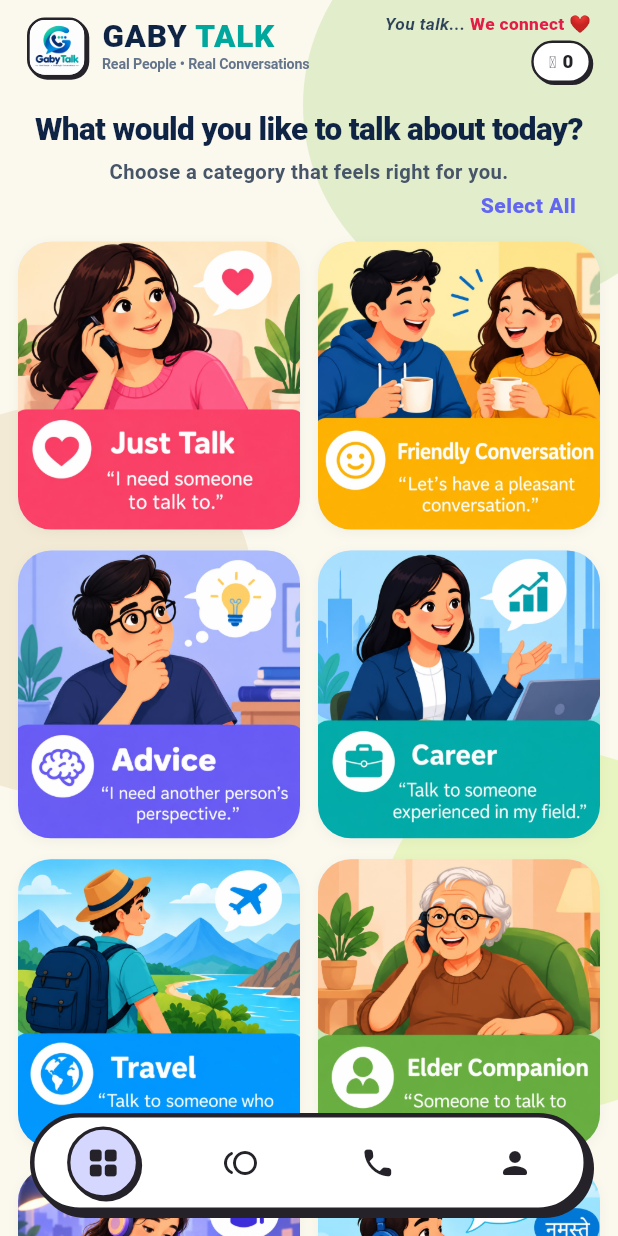
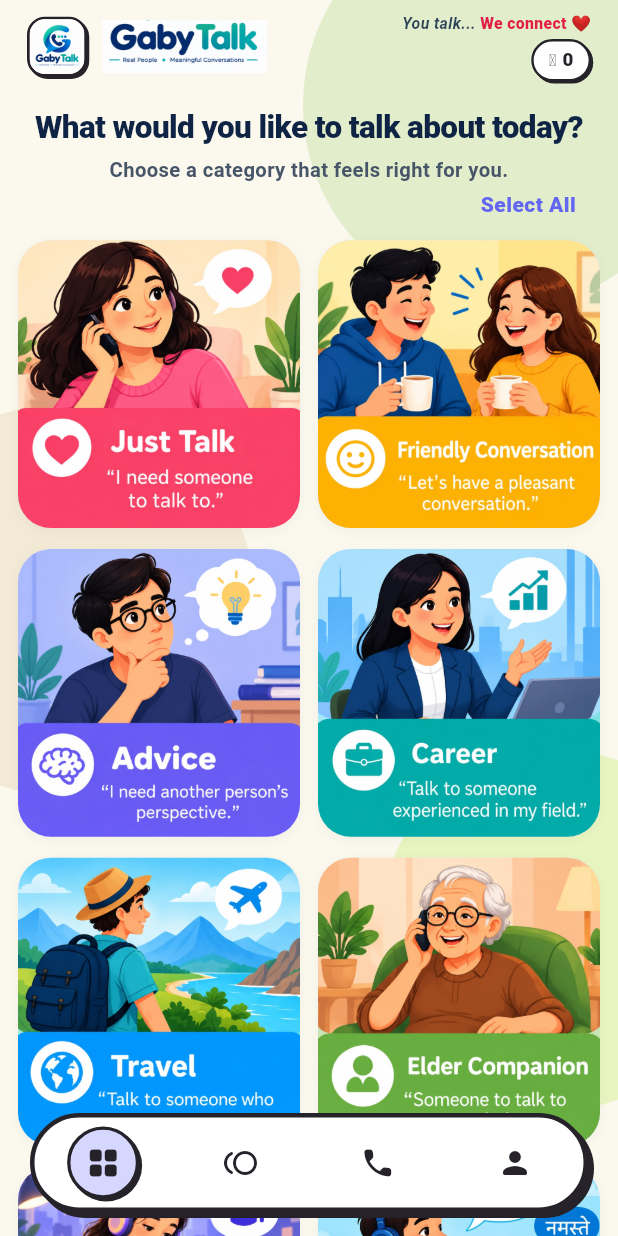
Before and after one commit to empireaeitservices8-lgtm/buddy_app, a Flutter app: the HomeDashboardScreen screen opened directly, on a phone screen of 412 x 824 dp. Run offline on Flutter 3.47's test engine with Material 3 defaults, Android fonts, the phone set to English and light mode, and no system bars; our stand-ins replace dio, firebase_core, firebase_messaging, flutter_local_notifications, image_picker, permission_handler and 1 more; missing offline and left inert: agora_rtc_engine, agora_token_generator; accounts and stored records are empty; network calls fail; statements that could not run were skipped.

Commit message:
fixed gridview overflow issue

```diff
--- a/lib/views/home/home_dashboard_screen.dart
+++ b/lib/views/home/home_dashboard_screen.dart
@@ -291,39 +291,11 @@ class _HomeDashboardScreenState extends State<HomeDashboardScreen> {
                 ),
               ),
               const SizedBox(width: 10),
-              Column(
-                crossAxisAlignment: CrossAxisAlignment.start,
-                mainAxisSize: MainAxisSize.min,
-                children: [
-                  RichText(
-                    text: TextSpan(
-                      style: AppTypography.brandLogo.copyWith(
-                        fontSize: 21,
-                        fontWeight: FontWeight.w900,
-                        letterSpacing: 0.5,
-                      ),
-                      children: const [
-                        TextSpan(
-                          text: 'GABY ',
-                          style: TextStyle(color: Color(0xFF0F2444)),
-                        ),
-                        TextSpan(
-                          text: 'TALK',
-                          style: TextStyle(color: Color(0xFF00A79D)),
-                        ),
-                      ],
-                    ),
-                  ),
-                  const Text(
-                    'Real People • Real Conversations',
-                    style: TextStyle(
-                      fontSize: 9.5,
-                      fontWeight: FontWeight.w700,
-                      color: Color(0xFF64748B),
-                      letterSpacing: -0.1,
-                    ),
-                  ),
-                ],
+              Image.asset(
+                'assets/images/gaby_new.jpeg',
+                fit: BoxFit.cover,
+                width: 110,
+                height: 35,
               ),
             ],
           ),
@@ -339,7 +311,7 @@ class _HomeDashboardScreenState extends State<HomeDashboardScreen> {
                   Text(
                     'You talk... ',
                     style: TextStyle(
-                      fontSize: 11.5,
+                      fontSize: 10.5,
                       fontStyle: FontStyle.italic,
                       fontWeight: FontWeight.w700,
                       color: const Color(0xFF0F2444).withOpacity(0.85),
@@ -348,7 +320,7 @@ class _HomeDashboardScreenState extends State<HomeDashboardScreen> {
                   const Text(
                     'We connect ❤️',
                     style: TextStyle(
-                      fontSize: 11.5,
+                      fontSize: 10.5,
                       fontWeight: FontWeight.w900,
                       color: Color(0xFFE11D48),
                     ),
@@ -1031,18 +1003,30 @@ class _HomeDashboardScreenState extends State<HomeDashboardScreen> {
                 ),
               )
             else
-              GridView.builder(
+              LayoutBuilder(
+                builder: (context, constraints) {
+                  final screenWidth = constraints.maxWidth;
+
+                  final aspectRatio = screenWidth < 360
+                      ? 0.50
+                      : screenWidth < 400
+                      ? 0.58
+                      : 0.70;
+
+                  return GridView.builder(
                     shrinkWrap: true,
                     physics: const NeverScrollableScrollPhysics(),
                     itemCount: matches.length,
-                gridDelegate: const SliverGridDelegateWithFixedCrossAxisCount(
+                    gridDelegate: SliverGridDelegateWithFixedCrossAxisCount(
                       crossAxisCount: 2,
                       crossAxisSpacing: 10,
-                  mainAxisSpacing: 8,
-                  childAspectRatio: 0.53,
+                      mainAxisSpacing: 12,
+                      childAspectRatio: aspectRatio,
                     ),
                     itemBuilder: (context, index) {
                       return _buildMatchCard(matches[index]);
+                    },
+                  );
                 },
               ),
           ],
```
Also changed, not shown: assets/images/gaby_new.jpeg (added). Lines whose indentation alone changed are shown as unchanged.
